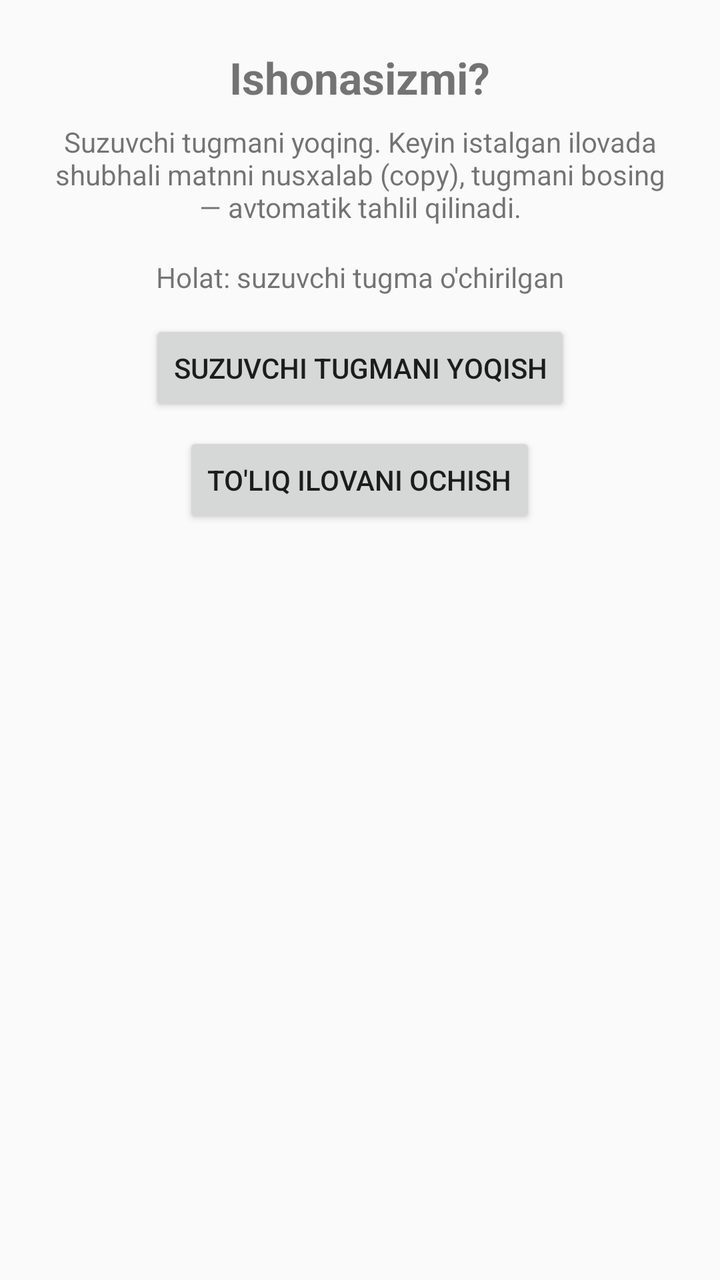
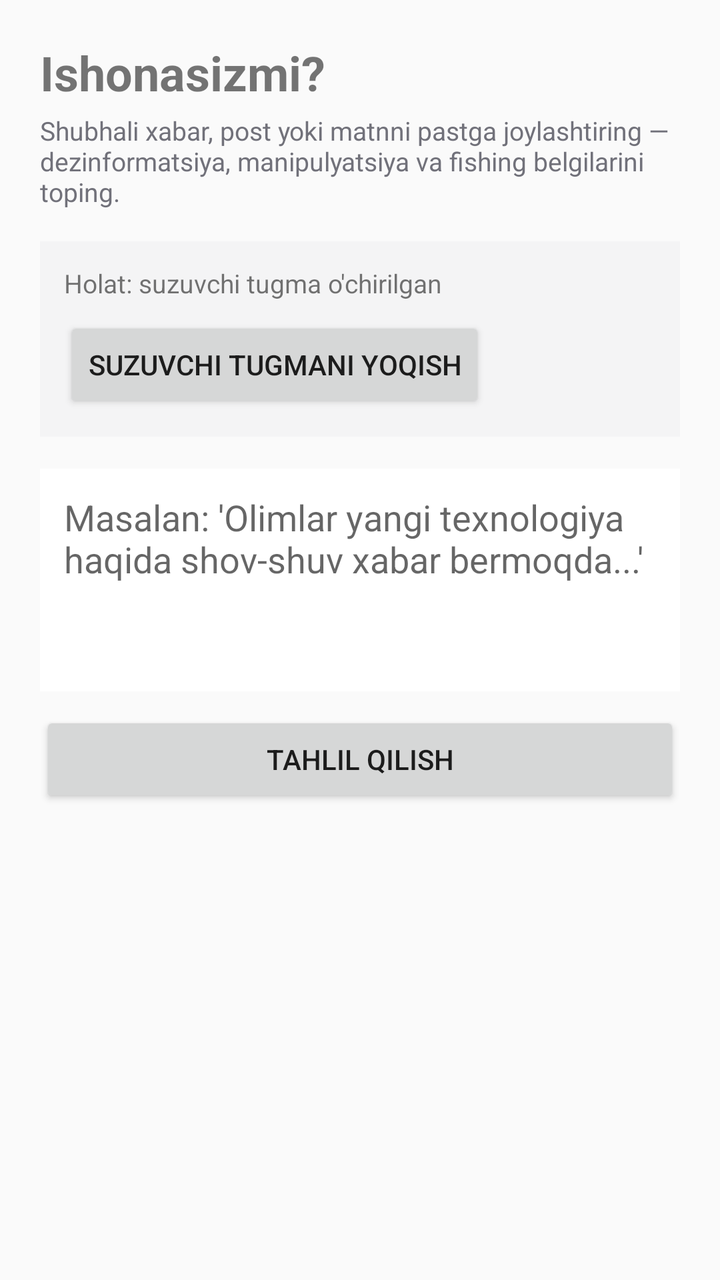

Compare the two renders of this Android layout. The source of the first and the diff that turns it into the second are given below.
<!-- AndroidManifest.xml: application theme Theme.Ishonasizmi -->
<!-- res/layout/activity_main.xml -->
<?xml version="1.0" encoding="utf-8"?>
<LinearLayout xmlns:android="http://schemas.android.com/apk/res/android"
    android:layout_width="match_parent"
    android:layout_height="match_parent"
    android:orientation="vertical">

    <LinearLayout
        android:id="@+id/controlPanel"
        android:layout_width="match_parent"
        android:layout_height="wrap_content"
        android:orientation="vertical"
        android:padding="24dp"
        android:gravity="center">

        <TextView
            android:layout_width="wrap_content"
            android:layout_height="wrap_content"
            android:text="Ishonasizmi?"
            android:textSize="22sp"
            android:textStyle="bold" />

        <TextView
            android:layout_width="match_parent"
            android:layout_height="wrap_content"
            android:layout_marginTop="8dp"
            android:gravity="center"
            android:text="Suzuvchi tugmani yoqing. Keyin istalgan ilovada shubhali matnni nusxalab (copy), tugmani bosing — avtomatik tahlil qilinadi."
            android:textSize="14sp" />

        <TextView
            android:id="@+id/statusText"
            android:layout_width="wrap_content"
            android:layout_height="wrap_content"
            android:layout_marginTop="16dp"
            android:textSize="14sp"
            android:text="Holat: suzuvchi tugma o'chirilgan" />

        <Button
            android:id="@+id/toggleBubbleButton"
            android:layout_width="wrap_content"
            android:layout_height="wrap_content"
            android:layout_marginTop="12dp"
            android:text="Suzuvchi tugmani yoqish" />

        <Button
            android:id="@+id/openAppButton"
            android:layout_width="wrap_content"
            android:layout_height="wrap_content"
            android:layout_marginTop="8dp"
            android:text="To'liq ilovani ochish" />
    </LinearLayout>

    <WebView
        android:id="@+id/webView"
        android:layout_width="match_parent"
        android:layout_height="0dp"
        android:layout_weight="1"
        android:visibility="gone" />

</LinearLayout>
<!-- resources referenced by this layout -->
<resources>
  <style name="Theme.Ishonasizmi" parent="Theme.AppCompat.DayNight.NoActionBar" />
</resources>

<!-- the commit's change to res/layout/activity_main.xml (unified diff, before → after) -->
@@ -1,60 +1,96 @@
 <?xml version="1.0" encoding="utf-8"?>
-<LinearLayout xmlns:android="http://schemas.android.com/apk/res/android"
+<ScrollView xmlns:android="http://schemas.android.com/apk/res/android"
     android:layout_width="match_parent"
     android:layout_height="match_parent"
-    android:orientation="vertical">
+    android:fillViewport="true">
 
     <LinearLayout
-        android:id="@+id/controlPanel"
         android:layout_width="match_parent"
         android:layout_height="wrap_content"
         android:orientation="vertical"
-        android:padding="24dp"
-        android:gravity="center">
+        android:padding="20dp">
 
         <TextView
             android:layout_width="wrap_content"
             android:layout_height="wrap_content"
             android:text="Ishonasizmi?"
-            android:textSize="22sp"
+            android:textSize="24sp"
             android:textStyle="bold" />
 
         <TextView
             android:layout_width="match_parent"
             android:layout_height="wrap_content"
-            android:layout_marginTop="8dp"
-            android:gravity="center"
-            android:text="Suzuvchi tugmani yoqing. Keyin istalgan ilovada shubhali matnni nusxalab (copy), tugmani bosing — avtomatik tahlil qilinadi."
-            android:textSize="14sp" />
+            android:layout_marginTop="4dp"
+            android:text="Shubhali xabar, post yoki matnni pastga joylashtiring — dezinformatsiya, manipulyatsiya va fishing belgilarini toping."
+            android:textSize="13sp"
+            android:textColor="#71717A" />
+
+        
+        <LinearLayout
+            android:layout_width="match_parent"
+            android:layout_height="wrap_content"
+            android:orientation="vertical"
+            android:background="#F4F4F5"
+            android:padding="12dp"
+            android:layout_marginTop="16dp">
+
+            <TextView
+                android:id="@+id/statusText"
+                android:layout_width="wrap_content"
+                android:layout_height="wrap_content"
+                android:textSize="13sp"
+                android:text="Holat: suzuvchi tugma o'chirilgan" />
+
+            <Button
+                android:id="@+id/toggleBubbleButton"
+                android:layout_width="wrap_content"
+                android:layout_height="wrap_content"
+                android:layout_marginTop="8dp"
+                android:text="Suzuvchi tugmani yoqish" />
+        </LinearLayout>
+
+        
+        <EditText
+            android:id="@+id/contentInput"
+            android:layout_width="match_parent"
+            android:layout_height="wrap_content"
+            android:layout_marginTop="16dp"
+            android:minLines="4"
+            android:gravity="top|start"
+            android:hint="Masalan: &#39;Olimlar yangi texnologiya haqida shov-shuv xabar bermoqda...&#39;"
+            android:padding="12dp"
+            android:background="#FFFFFF"
+            android:inputType="textMultiLine" />
+
+        <Button
+            android:id="@+id/analyzeButton"
+            android:layout_width="match_parent"
+            android:layout_height="wrap_content"
+            android:layout_marginTop="10dp"
+            android:text="Tahlil qilish" />
+
+        <ProgressBar
+            android:id="@+id/loadingIndicator"
+            android:layout_width="wrap_content"
+            android:layout_height="wrap_content"
+            android:layout_gravity="center"
+            android:layout_marginTop="12dp"
+            android:visibility="gone" />
 
         <TextView
-            android:id="@+id/statusText"
-            android:layout_width="wrap_content"
+            android:id="@+id/errorText"
+            android:layout_width="match_parent"
             android:layout_height="wrap_content"
-            android:layout_marginTop="16dp"
-            android:textSize="14sp"
-            android:text="Holat: suzuvchi tugma o'chirilgan" />
+            android:layout_marginTop="10dp"
+            android:textColor="#DC2626"
+            android:textSize="13sp"
+            android:visibility="gone" />
 
-        <Button
-            android:id="@+id/toggleBubbleButton"
-            android:layout_width="wrap_content"
+        <FrameLayout
+            android:id="@+id/resultContainer"
+            android:layout_width="match_parent"
             android:layout_height="wrap_content"
-            android:layout_marginTop="12dp"
-            android:text="Suzuvchi tugmani yoqish" />
+            android:layout_marginTop="16dp" />
 
-        <Button
-            android:id="@+id/openAppButton"
-            android:layout_width="wrap_content"
-            android:layout_height="wrap_content"
-            android:layout_marginTop="8dp"
-            android:text="To'liq ilovani ochish" />
     </LinearLayout>
-
-    <WebView
-        android:id="@+id/webView"
-        android:layout_width="match_parent"
-        android:layout_height="0dp"
-        android:layout_weight="1"
-        android:visibility="gone" />
-
-</LinearLayout>
+</ScrollView>
